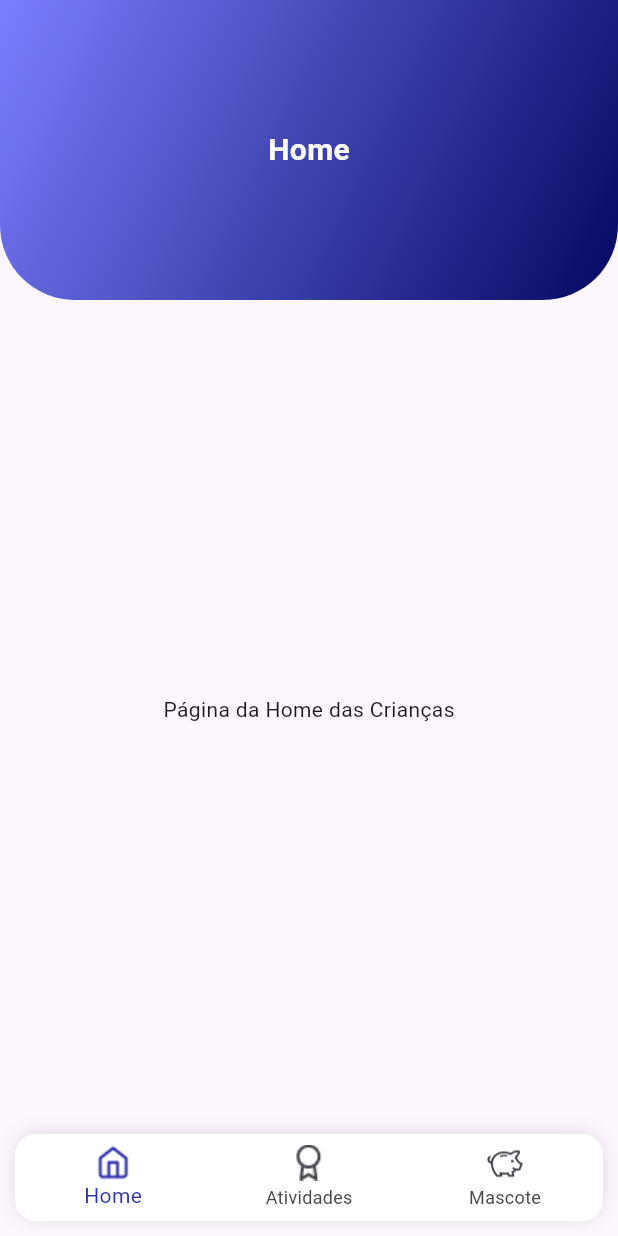
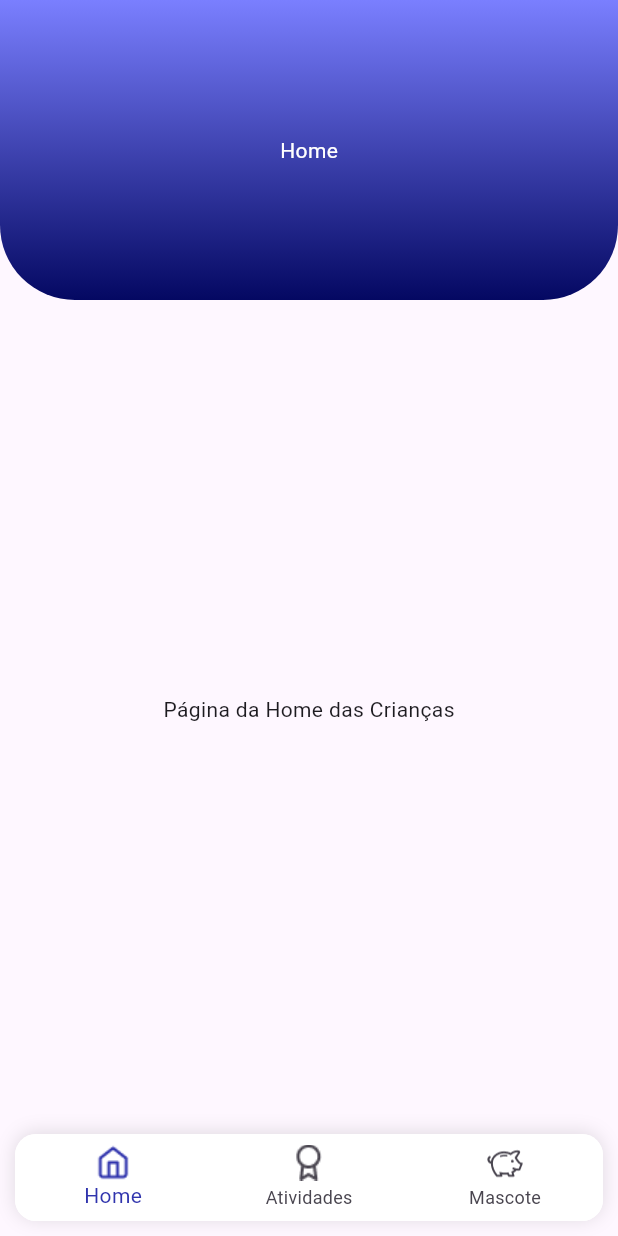
Before and after one commit to ianzin30/L-earn, a Flutter app: the ChildrenMain screen opened by its route, on a phone screen of 412 x 824 dp. Run offline on Flutter 3.47's test engine with Material 3 defaults, Android fonts, the phone set to English and light mode, and no system bars; statements that could not run were skipped.

Commit message:
feat and refact: dynamic appbar

```diff
--- a/learn/lib/childrenMain.dart
+++ b/learn/lib/childrenMain.dart
@@ -1,6 +1,4 @@
 import 'package:flutter/material.dart';
-import 'package:flutter_iconify/flutter_iconify.dart';
-
 import '/widgets/navBar.dart';
 import '/pages/childrenPages/homePage.dart';
 import '/pages/childrenPages/activitiesPage.dart';
@@ -14,20 +12,12 @@ class ChildrenMain extends StatefulWidget {
 class _ChildrenMainState extends State<ChildrenMain> {
   int _selectedIndex = 0;
   PageController _pageController = PageController();
-  ValueNotifier<bool> isAppBarRounded = ValueNotifier(true);
+  ValueNotifier<double> pagePosition = ValueNotifier(0.0);
 
   @override
   void initState() {
     super.initState();
     _pageController = PageController(initialPage: _selectedIndex);
-
-    _pageController.addListener(() {
-      if (_pageController.page != _pageController.page?.floor()) {
-        isAppBarRounded.value = false;
-      } else {
-        isAppBarRounded.value = true;
-      }
-    });
   }
 
   @override
@@ -50,9 +40,9 @@ class _ChildrenMainState extends State<ChildrenMain> {
   @override
   Widget build(BuildContext context) {
     List<Widget> _pageOptions = [
-      ChildrenHomePage(isRounded: isAppBarRounded),
-      ChildrenActivitiesPage(isRounded: isAppBarRounded),
-      MascotPage(),
+      ChildrenHomePage(pagePosition: pagePosition),
+      ChildrenActivitiesPage(pagePosition: pagePosition),
+      MascotPage(pageController: _pageController),
     ];
 
     List<Map<String, dynamic>> navItems = [
--- a/learn/lib/pages/childrenPages/homePage.dart
+++ b/learn/lib/pages/childrenPages/homePage.dart
@@ -2,20 +2,23 @@ import 'package:flutter/material.dart';
 import '/widgets/appBar.dart';
 
 class ChildrenHomePage extends StatelessWidget {
-  final ValueNotifier<bool> isRounded;
+  final ValueNotifier<double> pagePosition;
 
   ChildrenHomePage({
-    required this.isRounded
+    required this.pagePosition
   });
 
   @override
   Widget build(BuildContext context) {
     return Scaffold(
       appBar: LearnAppBar(
-        title: 'Home',
-        isAppBarRounded: isRounded,
+        pageIndex: 0,
+        pagePosition: pagePosition.value,
+        children: const [
+          Text('Home', style: TextStyle(color: Colors.white)),
+        ]
       ),
-      body: Center(
+      body: const Center(
         child: Text('Página da Home das Crianças'),
       ),
     );
--- a/learn/lib/widgets/appBar.dart
+++ b/learn/lib/widgets/appBar.dart
@@ -1,79 +1,49 @@
 import 'package:flutter/material.dart';
 
 class LearnAppBar extends StatelessWidget implements PreferredSizeWidget {
-  final String title;
-  final List<Widget>? actions;
-  final Widget? leading;
-  final ValueNotifier<bool> isAppBarRounded;
+  final List<Widget> children;
+  final double pagePosition;
+  final int pageIndex;
 
   LearnAppBar({
-    required this.title,
-    this.actions,
-    this.leading,
-    required this.isAppBarRounded,
+    required this.children,
+    required this.pagePosition,
+    required this.pageIndex
   });
 
   @override
   Widget build(BuildContext context) {
-    return AnimatedBuilder(
-      animation: isAppBarRounded,
-      builder: (_, __) => AnimatedContainer(
+    bool isRounded = pagePosition == pagePosition.floorToDouble();
+    double pageOffset = pagePosition - pageIndex;
+    Alignment gradientStart = Alignment(-pageOffset, -1.0);
+    Alignment gradientEnd = Alignment(pageOffset, 1.0);
+
+    return AnimatedContainer(
       duration: const Duration(milliseconds: 300),
       height: preferredSize.height,
       decoration: BoxDecoration(
-          gradient: const LinearGradient(
-            begin: Alignment.topLeft,
-            end: Alignment.bottomRight,
+        gradient: LinearGradient(
+          begin: gradientStart,
+          end: gradientEnd,
           colors: [
             Color(0xFF7A7FFF),
             Color(0xFF040862),
           ],
         ),
-          borderRadius: BorderRadius.vertical(
-            bottom: Radius.circular(isAppBarRounded.value ? 50 : 0),
-          ),
+        borderRadius: isRounded
+            ? BorderRadius.vertical(bottom: Radius.circular(50))
+            : BorderRadius.zero,
       ),
       child: SafeArea(
         child: Column(
           mainAxisAlignment: MainAxisAlignment.center,
-            children: [
-              if (leading != null)
-                Row(
-                  mainAxisAlignment: MainAxisAlignment.spaceBetween,
-                  children: [
-                    leading!,
-                    Expanded(
-                      child: Text(
-                        title,
-                        textAlign: TextAlign.center,
-                        style: const TextStyle(
-                          color: Colors.white,
-                          fontWeight: FontWeight.bold,
-                          fontSize: 20,
-                        ),
-                      ),
-                    ),
-                    ...actions ?? [SizedBox(width: 48)],
-                  ],
-                ),
-              if (leading == null)
-                Center(
-                  child: Text(
-                    title,
-                    style: const TextStyle(
-                      color: Colors.white,
-                      fontWeight: FontWeight.bold,
-                      fontSize: 20,
-                    ),
-                  ),
-                ),
-            ],
-          ),
+          children: children,
         ),
       ),
     );
   }
 
+
   @override
-  Size get preferredSize => const Size.fromHeight(200);
+  Size get preferredSize => Size.fromHeight(200);
 }
--- a/learn/lib/widgets/navBar.dart
+++ b/learn/lib/widgets/navBar.dart
@@ -25,7 +25,7 @@ class LearnNavBar extends StatelessWidget {
     }).toList();
 
     return Container(
-      decoration: BoxDecoration(
+      decoration: const BoxDecoration(
         color: Colors.white, // Define a cor do fundo da NavBar
         borderRadius: BorderRadius.all(Radius.circular(14)), // Bordas arredondadas
         boxShadow: [
@@ -37,9 +37,9 @@ class LearnNavBar extends StatelessWidget {
           ),
         ],
       ),
-      margin: EdgeInsets.all(10), // Margem ao redor da NavBar
+      margin: const EdgeInsets.all(10), // Margem ao redor da NavBar
       child: ClipRRect(
-        borderRadius: BorderRadius.all(Radius.circular(14)), // Bordas arredondadas
+        borderRadius: const BorderRadius.all(Radius.circular(14)), // Bordas arredondadas
         child: BottomNavigationBar(
           items: bottomNavBarItems,
           currentIndex: selectedIndex,
```
Also changed, not shown: learn/lib/pages/childrenPages/activitiesPage.dart (+8 -5 lines), learn/lib/pages/childrenPages/mascotPage.dart (+17 -4 lines), learn/lib/pages/parentsPages/activitiesPage.dart (+8 -5 lines), learn/lib/pages/parentsPages/homePage.dart (+8 -5 lines), learn/lib/pages/parentsPages/monitoringPage.dart (+8 -5 lines), learn/lib/pages/parentsPages/profilePage.dart (+8 -5 lines), learn/lib/parentsMain.dart (+10 -11 lines), learn/lib/widgets/appBarBackup.dart (+15 -9 lines). Lines whose indentation alone changed are shown as unchanged.
